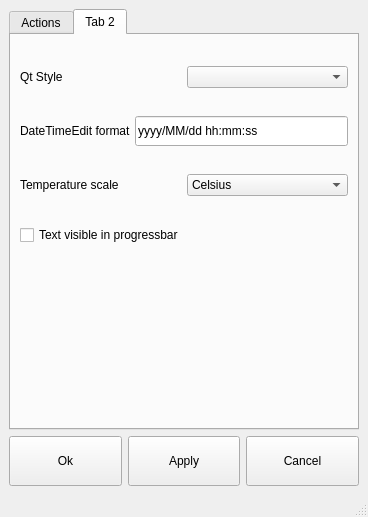
Before: the Qt Designer form ui/settings.ui in Arg0s1080/pycket, drawn with Qt 5.
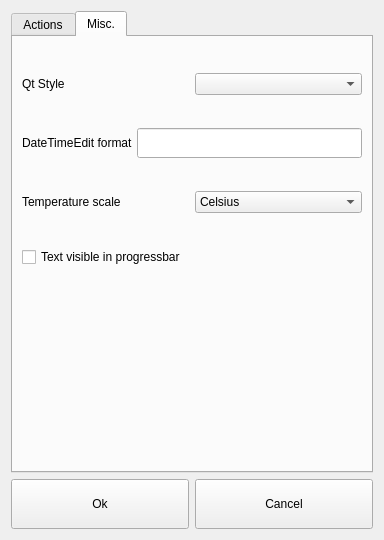
After: the same form once the commit is applied.

What changed in the file:
```diff
--- a/ui/settings.ui
+++ b/ui/settings.ui
@@ -1,21 +1,23 @@
 <?xml version="1.0" encoding="UTF-8"?>
 <ui version="4.0">
- <class>MainWindow</class>
- <widget class="QMainWindow" name="MainWindow">
+ <class>SettingsDialog</class>
+ <widget class="QDialog" name="SettingsDialog">
   <property name="geometry">
    <rect>
     <x>0</x>
     <y>0</y>
-    <width>368</width>
-    <height>517</height>
+    <width>384</width>
+    <height>540</height>
    </rect>
   </property>
   <property name="windowTitle">
    <string>MainWindow</string>
   </property>
-  <widget class="QWidget" name="centralwidget">
-   <layout class="QVBoxLayout" name="verticalLayout_3">
-    <item>
+  <property name="locale">
+   <locale language="English" country="UnitedStates"/>
+  </property>
+  <layout class="QGridLayout" name="gridLayout_3">
+   <item row="0" column="0">
      <widget class="QTabWidget" name="tabWidget">
       <property name="locale">
        <locale language="English" country="UnitedStates"/>
@@ -360,7 +362,7 @@
       </widget>
       <widget class="QWidget" name="tab_4">
        <attribute name="title">
-        <string>Tab 2</string>
+       <string>Misc.</string>
        </attribute>
        <layout class="QGridLayout" name="gridLayout_2">
         <item row="0" column="0">
@@ -430,7 +432,7 @@
                </size>
               </property>
               <property name="text">
-               <string>yyyy/MM/dd hh:mm:ss</string>
+              <string/>
               </property>
              </widget>
             </item>
@@ -497,7 +499,7 @@
       </widget>
      </widget>
     </item>
-    <item>
+   <item row="1" column="0">
      <layout class="QHBoxLayout" name="horizontalLayout">
       <item>
        <widget class="QPushButton" name="pushButtonOk">
@@ -518,19 +520,6 @@
         </property>
        </widget>
       </item>
-      <item>
-       <widget class="QPushButton" name="pushButtonApply">
-        <property name="minimumSize">
-         <size>
-          <width>0</width>
-          <height>50</height>
-         </size>
-        </property>
-        <property name="text">
-         <string>Apply</string>
-        </property>
-       </widget>
-      </item>
       <item>
        <widget class="QPushButton" name="pushButtonCancel">
         <property name="minimumSize">
@@ -547,18 +536,6 @@
      </layout>
     </item>
    </layout>
-  </widget>
-  <widget class="QMenuBar" name="menubar">
-   <property name="geometry">
-    <rect>
-     <x>0</x>
-     <y>0</y>
-     <width>368</width>
-     <height>30</height>
-    </rect>
-   </property>
-  </widget>
-  <widget class="QStatusBar" name="statusbar"/>
  </widget>
  <resources/>
  <connections/>
```
Left out of the diff: 8 changed lines with no effect on the pictures. Lines whose indentation alone changed are shown as unchanged.
